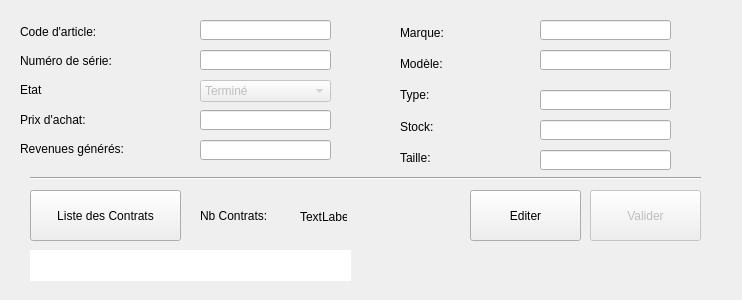
The window that view/itemDetailsView.ui (GruberAdam/TPI-Sploks) describes before a commit, drawn with Qt 5.
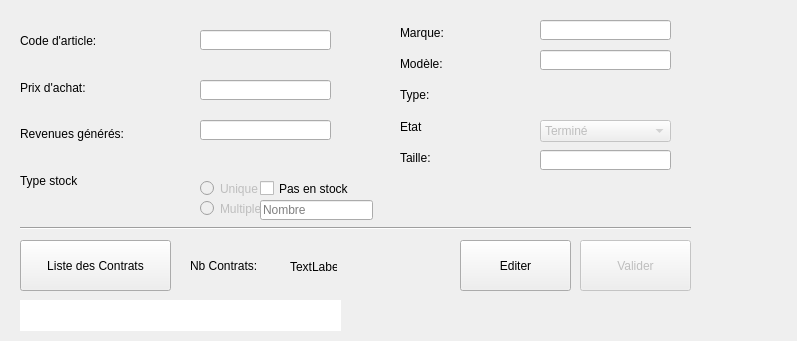
The same window after the commit.

Commit message: Formulaire complètement modifiable

Diff of the .ui file:
```diff
--- a/view/itemDetailsView.ui
+++ b/view/itemDetailsView.ui
@@ -6,8 +6,8 @@
    <rect>
     <x>0</x>
     <y>0</y>
-    <width>742</width>
-    <height>300</height>
+    <width>797</width>
+    <height>341</height>
    </rect>
   </property>
   <property name="windowTitle">
@@ -20,7 +20,7 @@
       <x>20</x>
       <y>20</y>
       <width>175</width>
-      <height>140</height>
+      <height>181</height>
      </rect>
     </property>
     <layout class="QVBoxLayout" name="verticalLayout">
@@ -34,26 +34,6 @@
        </property>
       </widget>
      </item>
-     <item>
-      <widget class="QLabel" name="label_3">
-       <property name="styleSheet">
-        <string notr="true">font: 87 10pt &quot;Arial Black&quot;;</string>
-       </property>
-       <property name="text">
-        <string>Numéro de série:</string>
-       </property>
-      </widget>
-     </item>
-     <item>
-      <widget class="QLabel" name="label_11">
-       <property name="styleSheet">
-        <string notr="true">font: 87 10pt &quot;Arial Black&quot;;</string>
-       </property>
-       <property name="text">
-        <string>Etat</string>
-       </property>
-      </widget>
-     </item>
      <item>
       <widget class="QLabel" name="label_9">
        <property name="styleSheet">
@@ -74,6 +54,16 @@
        </property>
       </widget>
      </item>
+     <item>
+      <widget class="QLabel" name="label_12">
+       <property name="styleSheet">
+        <string notr="true">font: 87 10pt &quot;Arial Black&quot;;</string>
+       </property>
+       <property name="text">
+        <string>Type stock</string>
+       </property>
+      </widget>
+     </item>
     </layout>
    </widget>
    <widget class="QWidget" name="verticalLayoutWidget_3">
@@ -117,12 +107,12 @@
       </widget>
      </item>
      <item>
-      <widget class="QLabel" name="label_8">
+      <widget class="QLabel" name="label_11">
        <property name="styleSheet">
         <string notr="true">font: 87 10pt &quot;Arial Black&quot;;</string>
        </property>
        <property name="text">
-        <string>Stock:</string>
+        <string>Etat</string>
        </property>
       </widget>
      </item>
@@ -141,8 +131,8 @@
    <widget class="Line" name="line">
     <property name="geometry">
      <rect>
-      <x>30</x>
-      <y>170</y>
+      <x>20</x>
+      <y>220</y>
       <width>671</width>
       <height>16</height>
      </rect>
@@ -154,8 +144,8 @@
    <widget class="QPushButton" name="btnContracts">
     <property name="geometry">
      <rect>
-      <x>30</x>
-      <y>190</y>
+      <x>20</x>
+      <y>240</y>
       <width>151</width>
       <height>51</height>
      </rect>
@@ -167,8 +157,8 @@
    <widget class="QLabel" name="label_5">
     <property name="geometry">
      <rect>
-      <x>200</x>
-      <y>206</y>
+      <x>190</x>
+      <y>256</y>
       <width>111</width>
       <height>20</height>
      </rect>
@@ -183,8 +173,8 @@
    <widget class="QLabel" name="lblnbContracts">
     <property name="geometry">
      <rect>
-      <x>300</x>
-      <y>210</y>
+      <x>290</x>
+      <y>260</y>
       <width>47</width>
       <height>13</height>
      </rect>
@@ -196,8 +186,8 @@
    <widget class="QPushButton" name="btnEdit">
     <property name="geometry">
      <rect>
-      <x>470</x>
-      <y>190</y>
+      <x>460</x>
+      <y>240</y>
       <width>111</width>
       <height>51</height>
      </rect>
@@ -212,8 +202,8 @@
     </property>
     <property name="geometry">
      <rect>
-      <x>590</x>
-      <y>190</y>
+      <x>580</x>
+      <y>240</y>
       <width>111</width>
       <height>51</height>
      </rect>
@@ -226,23 +216,7 @@
     <property name="geometry">
      <rect>
       <x>200</x>
-      <y>20</y>
-      <width>131</width>
-      <height>20</height>
-     </rect>
-    </property>
-    <property name="maxLength">
-     <number>20</number>
-    </property>
-    <property name="readOnly">
-     <bool>true</bool>
-    </property>
-   </widget>
-   <widget class="QLineEdit" name="textNumeroSerie">
-    <property name="geometry">
-     <rect>
-      <x>200</x>
-      <y>50</y>
+      <y>30</y>
       <width>131</width>
       <height>20</height>
      </rect>
@@ -258,7 +232,7 @@
     <property name="geometry">
      <rect>
       <x>200</x>
-      <y>110</y>
+      <y>80</y>
       <width>131</width>
       <height>20</height>
      </rect>
@@ -274,7 +248,7 @@
     <property name="geometry">
      <rect>
       <x>200</x>
-      <y>140</y>
+      <y>120</y>
       <width>131</width>
       <height>20</height>
      </rect>
@@ -318,22 +292,6 @@
      <bool>true</bool>
     </property>
    </widget>
-   <widget class="QLineEdit" name="textStock">
-    <property name="geometry">
-     <rect>
-      <x>540</x>
-      <y>120</y>
-      <width>131</width>
-      <height>20</height>
-     </rect>
-    </property>
-    <property name="maxLength">
-     <number>7</number>
-    </property>
-    <property name="readOnly">
-     <bool>true</bool>
-    </property>
-   </widget>
    <widget class="QLineEdit" name="textMarque">
     <property name="geometry">
      <rect>
@@ -350,27 +308,11 @@
      <bool>true</bool>
     </property>
    </widget>
-   <widget class="QLineEdit" name="textType">
-    <property name="geometry">
-     <rect>
-      <x>540</x>
-      <y>90</y>
-      <width>131</width>
-      <height>20</height>
-     </rect>
-    </property>
-    <property name="maxLength">
-     <number>7</number>
-    </property>
-    <property name="readOnly">
-     <bool>true</bool>
-    </property>
-   </widget>
    <widget class="QLineEdit" name="textErrorMessage">
     <property name="geometry">
      <rect>
-      <x>30</x>
-      <y>250</y>
+      <x>20</x>
+      <y>300</y>
       <width>321</width>
       <height>31</height>
      </rect>
@@ -403,8 +345,8 @@
     </property>
     <property name="geometry">
      <rect>
-      <x>200</x>
-      <y>80</y>
+      <x>540</x>
+      <y>120</y>
       <width>131</width>
       <height>22</height>
      </rect>
@@ -436,6 +378,67 @@
      </property>
     </item>
    </widget>
+   <widget class="QLineEdit" name="textStock">
+    <property name="geometry">
+     <rect>
+      <x>260</x>
+      <y>200</y>
+      <width>113</width>
+      <height>20</height>
+     </rect>
+    </property>
+    <property name="echoMode">
+     <enum>QLineEdit::Normal</enum>
+    </property>
+    <property name="placeholderText">
+     <string>Nombre</string>
+    </property>
+   </widget>
+   <widget class="QRadioButton" name="radioMultiple">
+    <property name="enabled">
+     <bool>false</bool>
+    </property>
+    <property name="geometry">
+     <rect>
+      <x>200</x>
+      <y>200</y>
+      <width>82</width>
+      <height>17</height>
+     </rect>
+    </property>
+    <property name="text">
+     <string>Multiple</string>
+    </property>
+   </widget>
+   <widget class="QRadioButton" name="radioUnique">
+    <property name="enabled">
+     <bool>false</bool>
+    </property>
+    <property name="geometry">
+     <rect>
+      <x>200</x>
+      <y>180</y>
+      <width>82</width>
+      <height>17</height>
+     </rect>
+    </property>
+    <property name="text">
+     <string>Unique</string>
+    </property>
+   </widget>
+   <widget class="QCheckBox" name="checkBoxVide">
+    <property name="geometry">
+     <rect>
+      <x>260</x>
+      <y>180</y>
+      <width>91</width>
+      <height>17</height>
+     </rect>
+    </property>
+    <property name="text">
+     <string>Pas en stock</string>
+    </property>
+   </widget>
   </widget>
  </widget>
  <tabstops>
```
Left out of the diff: 13 changed lines with no effect on the pictures. The commit also changes 2 other files.
